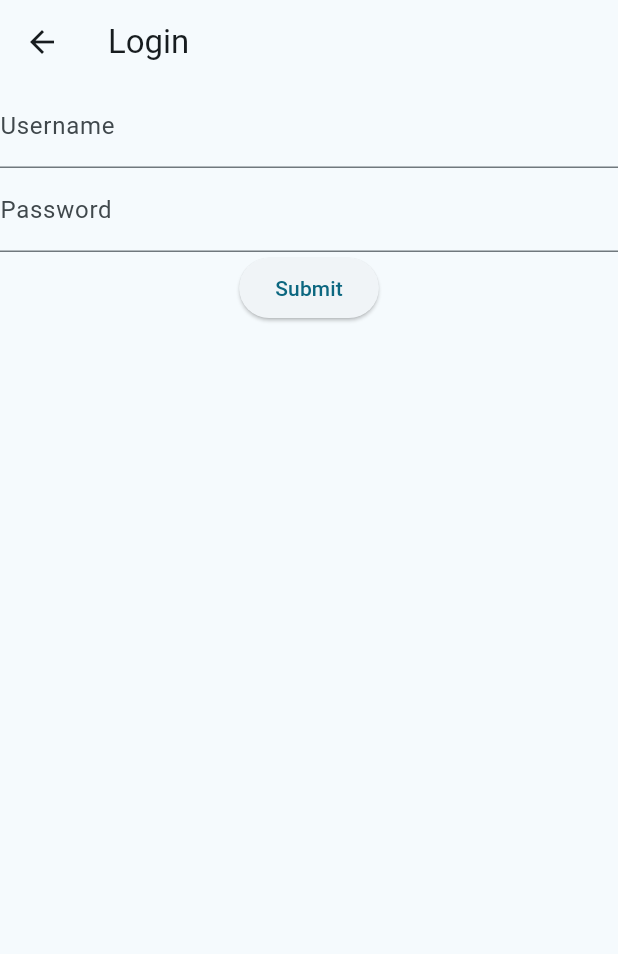
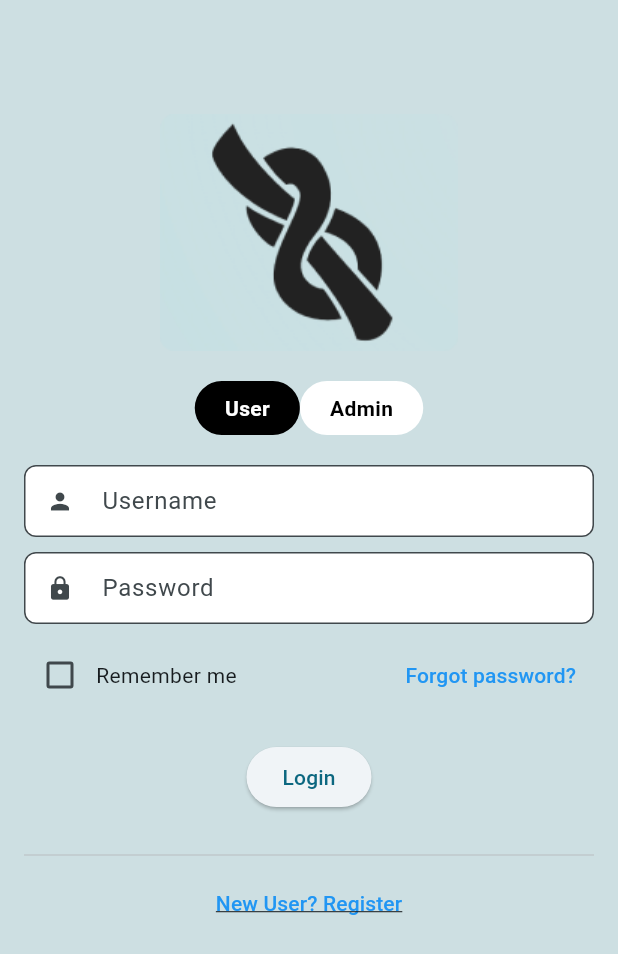
Before and after one commit to NonPSTeam/JanSampark, a Flutter app: the screen it shows after launch, after a tap on "Get Started", on a phone screen of 412 x 824 dp. Shown: the top 954 px of the screen. Run offline on Flutter 3.47's test engine with Material 3 defaults, Android fonts, the phone set to English and light mode, and no system bars.

Commit message:
added assets and modified login page

```diff
--- a/jan_sampark/lib/main.dart
+++ b/jan_sampark/lib/main.dart
@@ -15,7 +15,7 @@ class MyApp extends StatelessWidget {
       title: 'Jan Sampark',
       theme: ThemeData(
         colorScheme:
-            ColorScheme.fromSeed(seedColor: Color.fromARGB(255, 50, 192, 236)),
+            ColorScheme.fromSeed(seedColor: const Color.fromARGB(255, 50, 192, 236)),
         useMaterial3: true,
       ),
       home: const MyHomePage(title: 'Jan Sampark'),
@@ -36,13 +36,13 @@ class _MyHomePageState extends State<MyHomePage> {
   @override
   Widget build(BuildContext context) {
     return Scaffold(
-      backgroundColor: Color(0xFFB0C3FF),
+      backgroundColor: const Color(0xFFCDDFE2),
 
       body: Center(
         child: Column(
           mainAxisAlignment: MainAxisAlignment.center,
           children: <Widget>[
-            Text(
+            const Text(
               'Solving grievances, strengthening communities',
               style: TextStyle(
                 fontFamily: 'Jacques Francois',
@@ -51,7 +51,7 @@ class _MyHomePageState extends State<MyHomePage> {
               textAlign: TextAlign.center,
             ),
             ElevatedButton(
-              child: Text('Get Started'),
+              child: const Text('Get Started'),
               onPressed: () {
                 Navigator.push(
                   context,
--- a/jan_sampark/lib/screens/login.dart
+++ b/jan_sampark/lib/screens/login.dart
@@ -1,48 +1,166 @@
 import 'package:flutter/material.dart';
+import 'package:jan_sampark/screens/register.dart';
 
-class LoginPage extends StatelessWidget {
+class LoginPage extends StatefulWidget {
+  LoginPage({super.key});
+
+  @override
+  _LoginPageState createState() => _LoginPageState();
+}
+
+class _LoginPageState extends State<LoginPage> {
+  bool isUser = true;
+  bool rememberMe = false;
   final _formKey = GlobalKey<FormState>();
+  final _usernameController = TextEditingController();
+  final _passwordController = TextEditingController();
 
   @override
   Widget build(BuildContext context) {
     return Scaffold(
-      appBar: AppBar(
-        title: Text('Login'),
-      ),
+      backgroundColor: const Color(0xFFCDDFE2),
       body: Form(
         key: _formKey,
+        child: SingleChildScrollView(
+          child: Padding(
+            padding: const EdgeInsets.all(16.0),
             child: Column(
+              crossAxisAlignment: CrossAxisAlignment.center,
               children: <Widget>[
-            TextFormField(
-              decoration: InputDecoration(labelText: 'Username'),
+                const SizedBox(height: 60),
+                Image.asset('assets/images/logo.png'),
+                const SizedBox(height: 20),
+                Row(
+                  mainAxisAlignment: MainAxisAlignment.center,
+                  children: <Widget>[
+                    _buildToggleSwitch('User', true),
+                    _buildToggleSwitch('Admin', false),
+                  ],
+                ),
+                const SizedBox(height: 20),
+                _buildTextField(
+                  controller: _usernameController,
+                  labelText: isUser ? 'Username' : 'ID',
+                  icon: Icons.person,
+                ),
+                const SizedBox(height: 10),
+                _buildTextField(
+                  controller: _passwordController,
+                  labelText: 'Password',
+                  icon: Icons.lock,
+                  obscureText: true,
+                ),
+                const SizedBox(height: 10),
+                Row(
+                  mainAxisAlignment: MainAxisAlignment.spaceBetween,
+                  children: <Widget>[
+                    Row(
+                      children: <Widget>[
+                        Checkbox(
+                          value: rememberMe,
+                          onChanged: (bool? value) {
+                            setState(() {
+                              rememberMe = value!;
+                            });
+                          },
+                        ),
+                        const Text('Remember me'),
+                      ],
+                    ),
+                    TextButton(
+                      onPressed: () {
+                        // Handle forgot password
+                      },
+                      child: const Text(
+                        'Forgot password?',
+                        style: TextStyle(color: Colors.blue),
+                      ),
+                    ),
+                  ],
+                ),
+                const SizedBox(height: 20),
+                ElevatedButton(
+                  onPressed: () {
+                    if (_formKey.currentState!.validate()) {
+                      // Handle login logic
+                    }
+                  },
+                  child: const Text('Login'),
+                ),
+                const SizedBox(height: 20),
+                const Divider(),
+                TextButton(
+                  onPressed: () {
+                    Navigator.push(
+                      context,
+                      MaterialPageRoute(builder: (context) => RegisterPage()),
+                    );
+                  },
+                  child: const Text(
+                    'New User? Register',
+                    style: TextStyle(
+                      color: Colors.blue,
+                      decoration: TextDecoration.underline,
+                    ),
+                  ),
+                ),
+              ],
+            ),
+          ),
+        ),
+      ),
+    );
+  }
+
+  Widget _buildTextField({
+    required TextEditingController controller,
+    required String labelText,
+    required IconData icon,
+    bool obscureText = false,
+  }) {
+    return TextFormField(
+      controller: controller,
+      decoration: InputDecoration(
+        labelText: labelText,
+        prefixIcon: Icon(icon, size: 18),
+        filled: true,
+        isDense: true,
+        fillColor: Colors.white,
+        contentPadding: const EdgeInsets.symmetric(vertical: 12.0, horizontal: 10.0),
+        border: OutlineInputBorder(
+          borderRadius: BorderRadius.circular(8),
+        ),
+      ),
+      obscureText: obscureText,
+      style: const TextStyle(fontSize: 14),
       validator: (value) {
         if (value == null || value.isEmpty) {
-                  return 'Please enter your username';
+          return 'Please enter $labelText';
         }
         return null;
       },
-            ),
-            TextFormField(
-              decoration: InputDecoration(labelText: 'Password'),
-              obscureText: true,
-              validator: (value) {
-                if (value == null || value.isEmpty) {
-                  return 'Please enter your password';
-                }
-                return null;
-              },
-            ),
-            ElevatedButton(
-              onPressed: () {
-                if (_formKey.currentState!.validate()) {
-                  ScaffoldMessenger.of(context).showSnackBar(
-                    SnackBar(content: Text('Processing Data')),
     );
   }
+
+  Widget _buildToggleSwitch(String text, bool value) {
+    return GestureDetector(
+      onTap: () {
+        setState(() {
+          isUser = value;
+        });
       },
-              child: Text('Submit'),
+      child: Container(
+        padding: const EdgeInsets.symmetric(vertical: 8.0, horizontal: 20.0),
+        decoration: BoxDecoration(
+          color: isUser == value ? Colors.black : Colors.white,
+          borderRadius: BorderRadius.circular(20.0),
         ),
-          ],
+        child: Text(
+          text,
+          style: TextStyle(
+            color: isUser == value ? Colors.white : Colors.black,
+            fontWeight: FontWeight.bold,
+          ),
         ),
       ),
     );
--- a/jan_sampark/pubspec.yaml
+++ b/jan_sampark/pubspec.yaml
@@ -24,3 +24,6 @@ flutter:
       fonts:
         - asset: assets/fonts/JacquesFrancois-Regular.ttf
   uses-material-design: true
+  assets:
+    - assets/images/
+    - assets/fonts/
```
Also changed, not shown: jan_sampark/lib/screens/register.dart (+228 -0 lines), jan_sampark/assets/images/logo.png (added), jan_sampark/lib/screens/Gpost.dart (added), jan_sampark/lib/screens/communities.dart (added), jan_sampark/lib/screens/contacts.dart (added), jan_sampark/lib/screens/home.dart (added), jan_sampark/lib/screens/profile.dart (added), 1 other file. Lines whose indentation alone changed are shown as unchanged.
